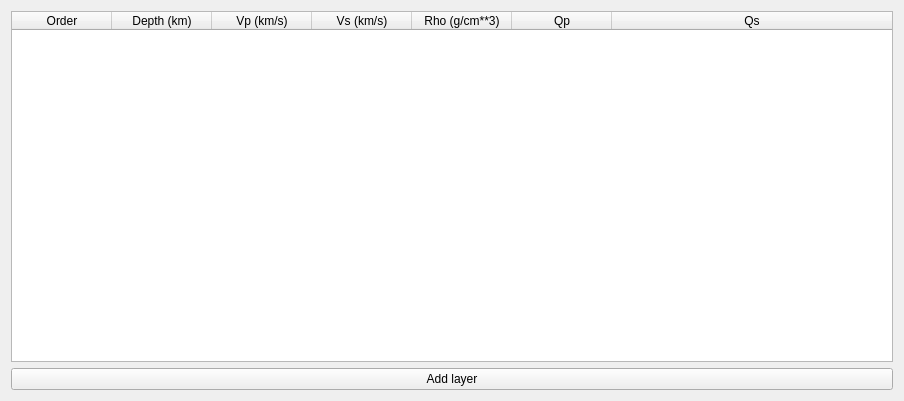
First picture: the form in isp/resources/designer_uis/CrustalModelParametersFrame.ui, repository ProjectISP/ISP, before the edit.
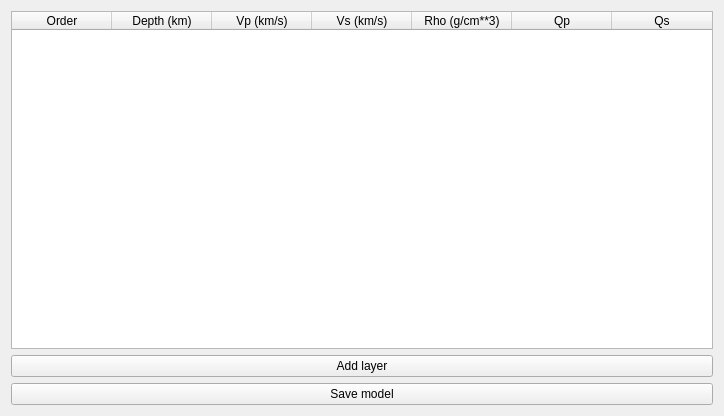
Second picture: the form after the edit.

Commit message: Moment tensor Isola  (first stage) + example T5. In the folder mti/green_source there are compiled mac_os version of elemse.for and gr_xyz (necessary change) setup.py. folder green_source must be protected always with the list of files I push

What changed in the file:
```diff
--- a/isp/resources/designer_uis/CrustalModelParametersFrame.ui
+++ b/isp/resources/designer_uis/CrustalModelParametersFrame.ui
@@ -6,8 +6,8 @@
    <rect>
     <x>0</x>
     <y>0</y>
-    <width>904</width>
-    <height>401</height>
+    <width>724</width>
+    <height>416</height>
    </rect>
   </property>
   <property name="windowTitle">
@@ -63,6 +63,13 @@
      </property>
     </widget>
    </item>
+   <item>
+    <widget class="QPushButton" name="saveBtn">
+     <property name="text">
+      <string>Save model</string>
+     </property>
+    </widget>
+   </item>
   </layout>
  </widget>
  <resources/>
```
The commit also changes 122 other files.
